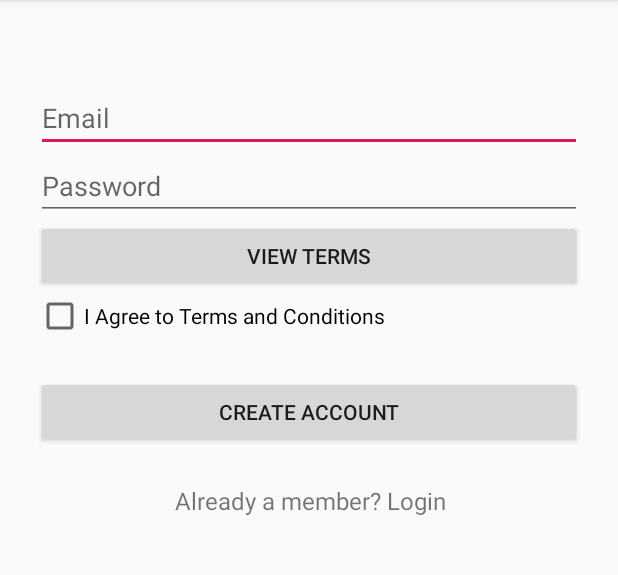
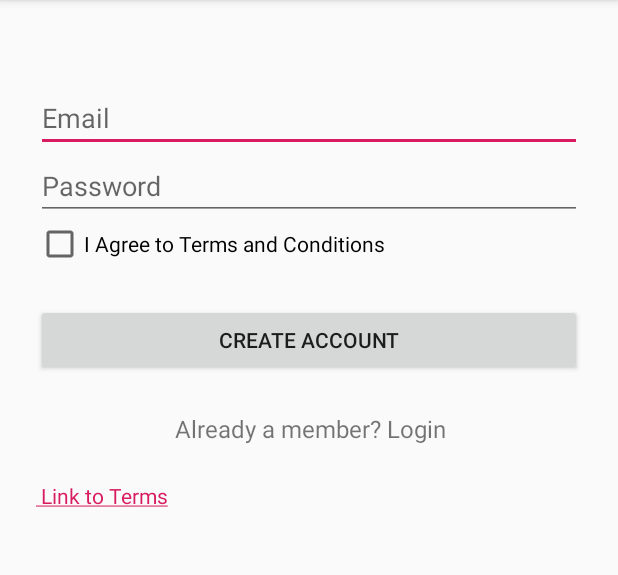
Before and after one commit to zain18/Android-App, an Android app: the signup_activity screen opened directly, with no data from a screen before it, on a phone screen of 412 x 824 dp, the part 84-659 px from its top. Run offline under Robolectric (Android 15) with nearby library versions, the phone set to English and light mode, and no system bars; our stand-ins replace Firebase (no records; nobody signed in at launch, a user with empty details on screens opened directly).

Commit message:
Added hyperlink to terms on signup page

```diff
--- a/app/src/main/java/com/example/eversmileproject/signup_activity.java
+++ b/app/src/main/java/com/example/eversmileproject/signup_activity.java
@@ -5,6 +5,7 @@ import android.os.Bundle;
 import android.support.annotation.NonNull;
 import android.support.v7.app.AppCompatActivity;
 import android.text.TextUtils;
+import android.text.method.LinkMovementMethod;
 import android.util.Log;
 import android.view.View;
 import android.widget.Button;
@@ -21,16 +22,21 @@ import com.google.firebase.auth.FirebaseUser;
 
 public class signup_activity extends AppCompatActivity {
 
+
     private EditText name, email_id, passwordcheck;
     private FirebaseAuth mAuth;
     private static final String TAG = "";
     private ProgressBar progressBar;
+
     @Override
     protected void onCreate(Bundle savedInstanceState) {
         super.onCreate(savedInstanceState);
         setContentView(R.layout.activity_signup_activity);
+        final TextView termsText = (TextView) findViewById(R.id.termsBtn);
         final TextView btnSignUp = (TextView) findViewById(R.id.login_page);
         final CheckBox termsCheck = (CheckBox) findViewById(R.id.termsCheckBox); // terms checkbox
+
+        termsText.setMovementMethod(LinkMovementMethod.getInstance());
         btnSignUp.setOnClickListener(new View.OnClickListener() {
             @Override
             public void onClick(View v) {
--- a/app/src/main/res/layout/activity_signup_activity.xml
+++ b/app/src/main/res/layout/activity_signup_activity.xml
@@ -2,6 +2,7 @@
 <android.support.design.widget.CoordinatorLayout xmlns:android="http://schemas.android.com/apk/res/android"
     android:layout_width="match_parent"
     android:layout_height="match_parent"
+    android:id="@+id/signup"
     android:fitsSystemWindows="true">
 
     <LinearLayout
@@ -26,11 +27,6 @@
             android:hint="Password"
             android:inputType="textPassword" />
         <!-- Signup Button -->
-        <Button
-            android:id="@+id/termsBtn"
-            android:layout_width="match_parent"
-            android:layout_height="wrap_content"
-            android:text="View Terms" />
 
         <CheckBox
             android:id="@+id/termsCheckBox"
@@ -55,6 +51,13 @@
             android:gravity="center"
             android:text="Already a member? Login"
             android:textSize="16dip" />
+
+        <TextView
+            android:id="@+id/termsBtn"
+            android:layout_width="364dp"
+            android:layout_height="wrap_content"
+            android:text="@string/linktoterms" />
+
     </LinearLayout>
     <ProgressBar
         android:id="@+id/progressBar"
--- a/app/src/main/res/values/strings.xml
+++ b/app/src/main/res/values/strings.xml
@@ -8,5 +8,5 @@
     <string name="image">eversmile</string>
     <string name="logout">LogOut</string>
     <string name="the_activity_after_the_user_login">The Activity after the user Login</string>
-
+    <string name="linktoterms"><a href="http://www.google.com">  Link to Terms</a></string>
 </resources>
--- a/app/src/main/res/values/styles.xml
+++ b/app/src/main/res/values/styles.xml
@@ -8,4 +8,5 @@
         <item name="colorAccent">@color/colorAccent</item>
     </style>
 
+
 </resources>
```
